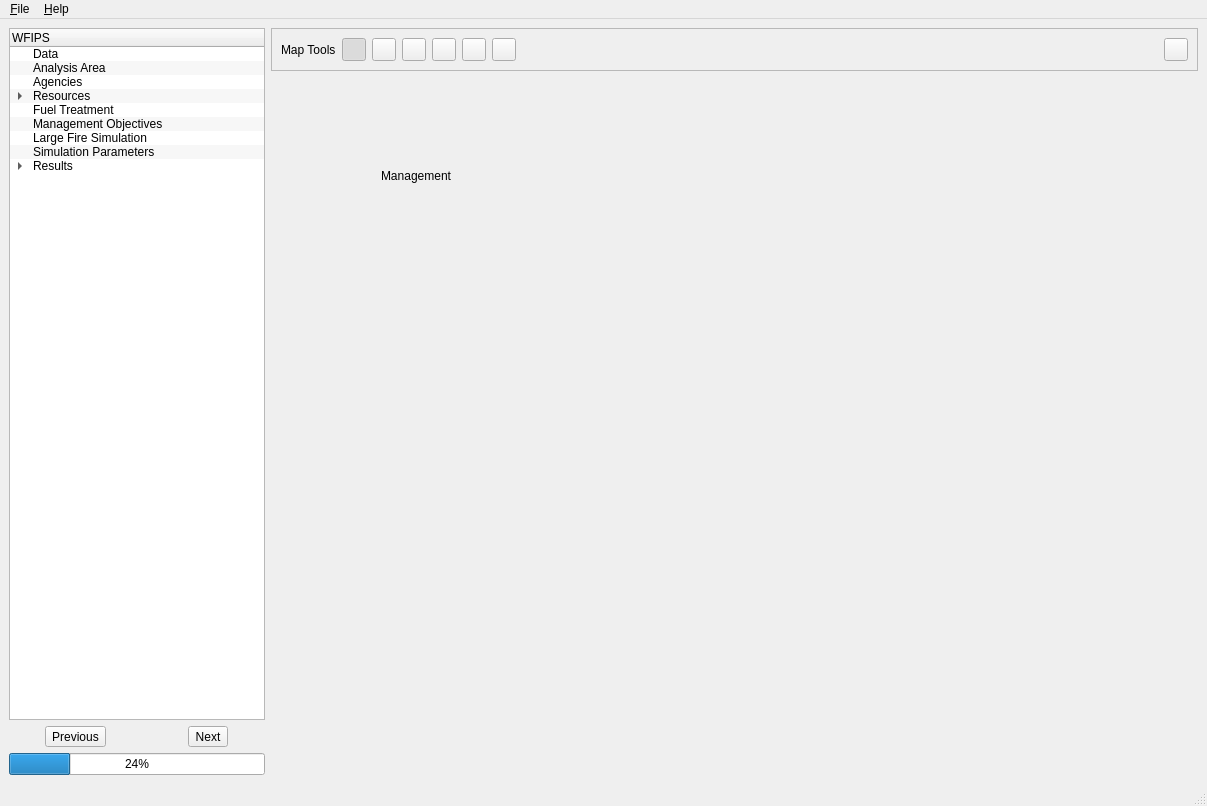
Qt form irs/src/gui/wfipsmainwindow.ui (firelab/wfips) before a commit.
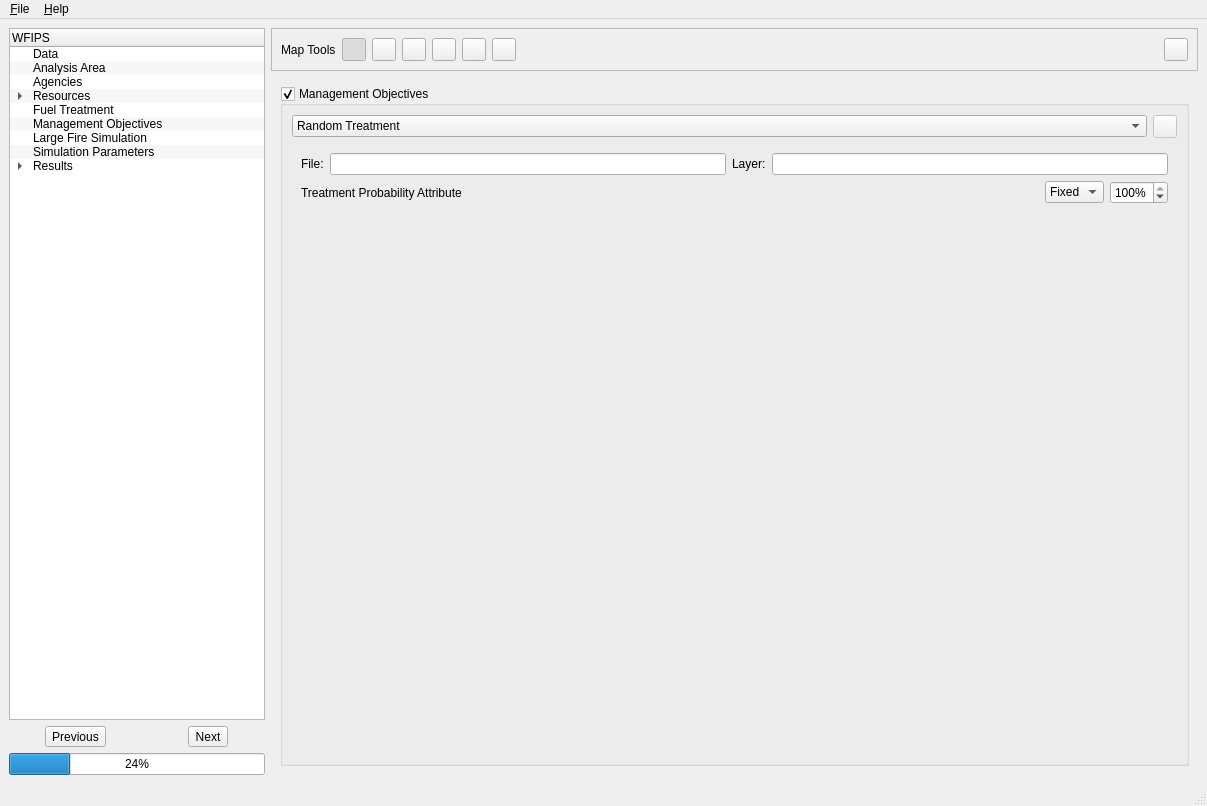
The same form after that commit. The open tabs and pages were chosen to show the change.

Commit message: if we do not get allocation, fail

Patch:
```diff
--- a/irs/src/gui/wfipsmainwindow.ui
+++ b/irs/src/gui/wfipsmainwindow.ui
@@ -1355,19 +1355,205 @@
          </layout>
         </widget>
         <widget class="QWidget" name="page_2">
-         <widget class="QLabel" name="label_4">
-          <property name="geometry">
-           <rect>
-            <x>110</x>
-            <y>90</y>
-            <width>241</width>
-            <height>17</height>
-           </rect>
-          </property>
-          <property name="text">
-           <string>Management</string>
-          </property>
-         </widget>
+         <layout class="QVBoxLayout" name="verticalLayout_6">
+          <item>
+           <widget class="QGroupBox" name="fuelTreatSpatialGroupBox_2">
+            <property name="title">
+             <string>Management Objectives</string>
+            </property>
+            <property name="checkable">
+             <bool>true</bool>
+            </property>
+            <property name="checked">
+             <bool>true</bool>
+            </property>
+            <layout class="QVBoxLayout" name="verticalLayout_17">
+             <item>
+              <layout class="QHBoxLayout" name="horizontalLayout_11">
+               <item>
+                <widget class="QComboBox" name="fuelComboBox_2">
+                 <item>
+                  <property name="text">
+                   <string>Random Treatment</string>
+                  </property>
+                 </item>
+                 <item>
+                  <property name="text">
+                   <string>Spatial fuel treatment</string>
+                  </property>
+                 </item>
+                </widget>
+               </item>
+               <item>
+                <widget class="QToolButton" name="fuelMaskToolButton_2">
+                 <property name="enabled">
+                  <bool>false</bool>
+                 </property>
+                 <property name="toolTip">
+                  <string>Specify spatial fuel treatment layer.</string>
+                 </property>
+                 <property name="text">
+                  <string/>
+                 </property>
+                </widget>
+               </item>
+              </layout>
+             </item>
+             <item>
+              <widget class="QStackedWidget" name="fuelStackWidget_2">
+               <property name="currentIndex">
+                <number>1</number>
+               </property>
+               <widget class="QWidget" name="page_3">
+                <layout class="QVBoxLayout" name="verticalLayout_19">
+                 <item>
+                  <layout class="QHBoxLayout" name="horizontalLayout_17">
+                   <item>
+                    <widget class="QLabel" name="label_17">
+                     <property name="text">
+                      <string>Percent of Ignitions Treated</string>
+                     </property>
+                    </widget>
+                   </item>
+                   <item>
+                    <spacer name="horizontalSpacer_14">
+                     <property name="orientation">
+                      <enum>Qt::Horizontal</enum>
+                     </property>
+                     <property name="sizeHint" stdset="0">
+                      <size>
+                       <width>40</width>
+                       <height>20</height>
+                      </size>
+                     </property>
+                    </spacer>
+                   </item>
+                   <item>
+                    <widget class="QSpinBox" name="fuelTreatSpinBox_2">
+                     <property name="accelerated">
+                      <bool>true</bool>
+                     </property>
+                     <property name="suffix">
+                      <string>%</string>
+                     </property>
+                    </widget>
+                   </item>
+                  </layout>
+                 </item>
+                 <item>
+                  <spacer name="verticalSpacer_9">
+                   <property name="orientation">
+                    <enum>Qt::Vertical</enum>
+                   </property>
+                   <property name="sizeHint" stdset="0">
+                    <size>
+                     <width>20</width>
+                     <height>40</height>
+                    </size>
+                   </property>
+                  </spacer>
+                 </item>
+                </layout>
+               </widget>
+               <widget class="QWidget" name="fuelTreatSpatialPage_2">
+                <layout class="QVBoxLayout" name="verticalLayout_20">
+                 <item>
+                  <layout class="QHBoxLayout" name="horizontalLayout_21">
+                   <item>
+                    <widget class="QLabel" name="label_18">
+                     <property name="text">
+                      <string>File:</string>
+                     </property>
+                    </widget>
+                   </item>
+                   <item>
+                    <widget class="QLineEdit" name="fuelMaskSourceLineEdit_2"/>
+                   </item>
+                   <item>
+                    <widget class="QLabel" name="label_23">
+                     <property name="text">
+                      <string>Layer:</string>
+                     </property>
+                    </widget>
+                   </item>
+                   <item>
+                    <widget class="QLineEdit" name="fuelMaskLayerLineEdit_2"/>
+                   </item>
+                  </layout>
+                 </item>
+                 <item>
+                  <layout class="QHBoxLayout" name="horizontalLayout_25">
+                   <item>
+                    <widget class="QLabel" name="label_25">
+                     <property name="text">
+                      <string>Treatment Probability Attribute</string>
+                     </property>
+                    </widget>
+                   </item>
+                   <item>
+                    <spacer name="horizontalSpacer_15">
+                     <property name="orientation">
+                      <enum>Qt::Horizontal</enum>
+                     </property>
+                     <property name="sizeHint" stdset="0">
+                      <size>
+                       <width>40</width>
+                       <height>20</height>
+                      </size>
+                     </property>
+                    </spacer>
+                   </item>
+                   <item>
+                    <widget class="QComboBox" name="fuelAttComboBox_2">
+                     <item>
+                      <property name="text">
+                       <string>Fixed</string>
+                      </property>
+                     </item>
+                    </widget>
+                   </item>
+                   <item>
+                    <widget class="QSpinBox" name="fuelProbSpinBox_2">
+                     <property name="enabled">
+                      <bool>true</bool>
+                     </property>
+                     <property name="accelerated">
+                      <bool>true</bool>
+                     </property>
+                     <property name="suffix">
+                      <string>%</string>
+                     </property>
+                     <property name="maximum">
+                      <number>100</number>
+                     </property>
+                     <property name="value">
+                      <number>100</number>
+                     </property>
+                    </widget>
+                   </item>
+                  </layout>
+                 </item>
+                 <item>
+                  <spacer name="verticalSpacer_10">
+                   <property name="orientation">
+                    <enum>Qt::Vertical</enum>
+                   </property>
+                   <property name="sizeHint" stdset="0">
+                    <size>
+                     <width>20</width>
+                     <height>40</height>
+                    </size>
+                   </property>
+                  </spacer>
+                 </item>
+                </layout>
+               </widget>
+              </widget>
+             </item>
+            </layout>
+           </widget>
+          </item>
+         </layout>
         </widget>
         <widget class="QWidget" name="largeFirePage">
          <layout class="QVBoxLayout" name="verticalLayout_5">
```
Left out of the diff: 2 changed lines with no effect on the pictures. The commit also changes 1 other file.
